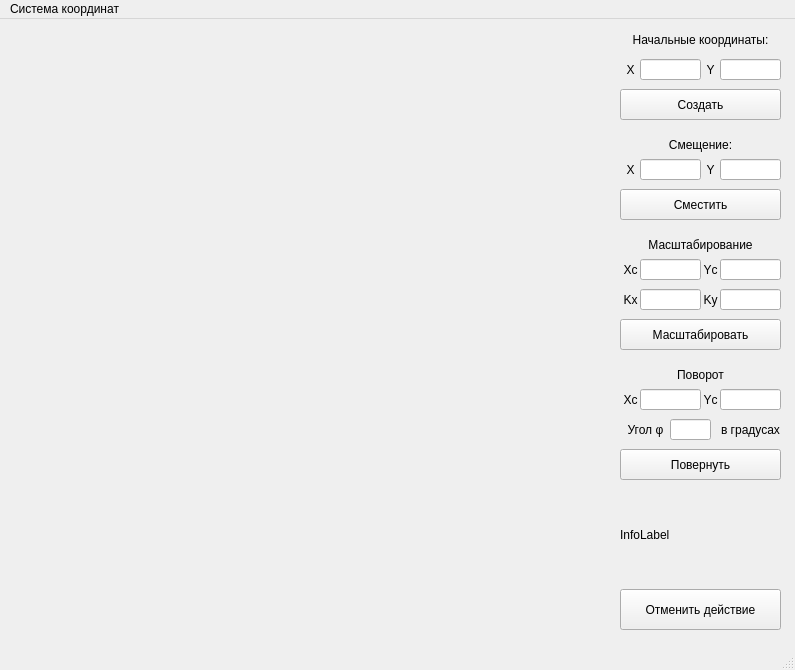
The window that lab2/mainwindow.ui (Inlucker/ComputerGraphics) describes before a commit, drawn with Qt 5.
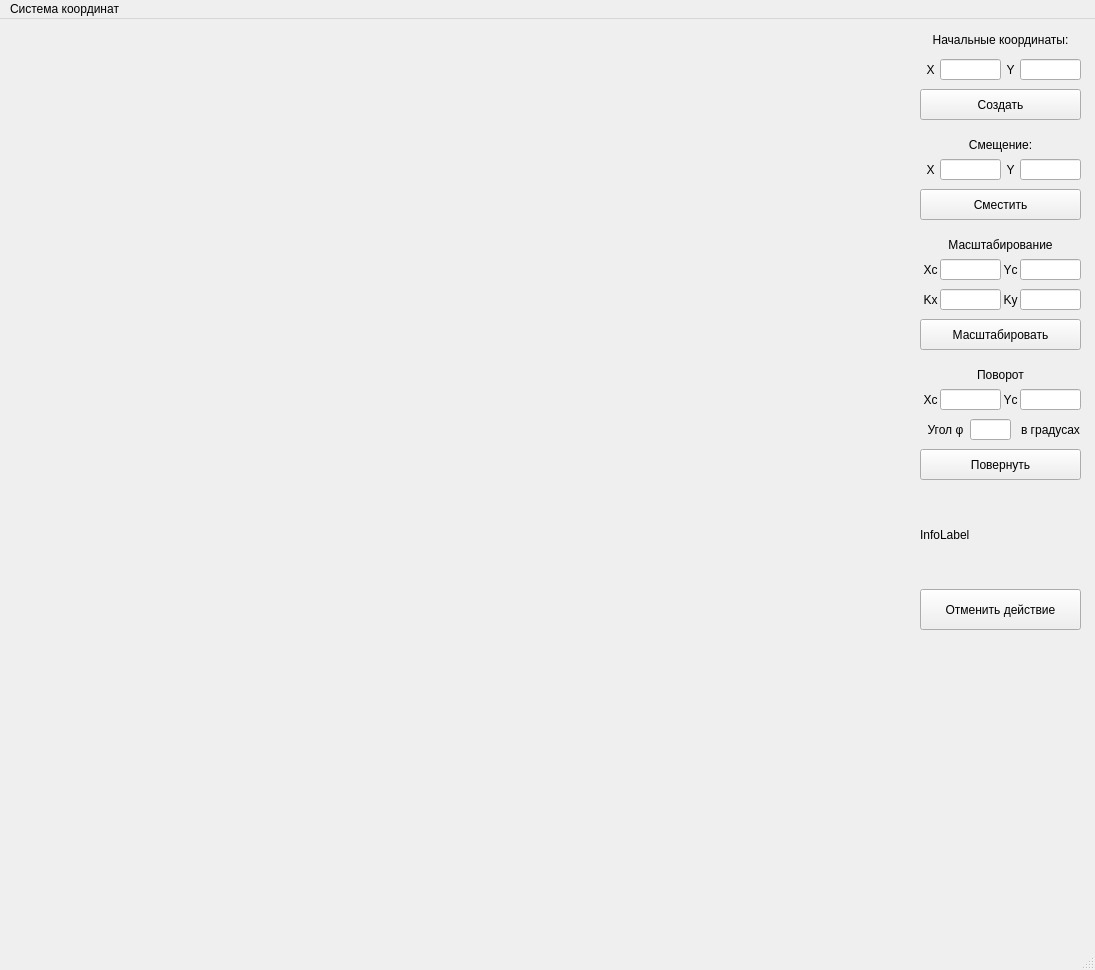
The same window after the commit.

Commit message: sized up ro have more space for transformations

```diff
--- a/lab2/mainwindow.ui
+++ b/lab2/mainwindow.ui
@@ -2,12 +2,15 @@
 <ui version="4.0">
  <class>MainWindow</class>
  <widget class="QMainWindow" name="MainWindow">
+  <property name="enabled">
+   <bool>true</bool>
+  </property>
   <property name="geometry">
    <rect>
     <x>0</x>
     <y>0</y>
-    <width>795</width>
-    <height>670</height>
+    <width>1095</width>
+    <height>970</height>
    </rect>
   </property>
   <property name="windowTitle">
@@ -19,8 +22,8 @@
      <rect>
       <x>10</x>
       <y>10</y>
-      <width>601</width>
-      <height>601</height>
+      <width>901</width>
+      <height>901</height>
      </rect>
     </property>
     <layout class="QGridLayout" name="gridLayout"/>
@@ -28,7 +31,7 @@
    <widget class="QLabel" name="start_coords_label">
     <property name="geometry">
      <rect>
-      <x>620</x>
+      <x>920</x>
       <y>10</y>
       <width>161</width>
       <height>21</height>
@@ -44,7 +47,7 @@
    <widget class="QLabel" name="x_start_label">
     <property name="geometry">
      <rect>
-      <x>620</x>
+      <x>920</x>
       <y>40</y>
       <width>21</width>
       <height>21</height>
@@ -60,7 +63,7 @@
    <widget class="QLabel" name="y_start_label">
     <property name="geometry">
      <rect>
-      <x>700</x>
+      <x>1000</x>
       <y>40</y>
       <width>21</width>
       <height>21</height>
@@ -76,7 +79,7 @@
    <widget class="QLineEdit" name="x_start">
     <property name="geometry">
      <rect>
-      <x>640</x>
+      <x>940</x>
       <y>40</y>
       <width>61</width>
       <height>21</height>
@@ -86,7 +89,7 @@
    <widget class="QLineEdit" name="y_start">
     <property name="geometry">
      <rect>
-      <x>720</x>
+      <x>1020</x>
       <y>40</y>
       <width>61</width>
       <height>21</height>
@@ -96,7 +99,7 @@
    <widget class="QPushButton" name="create_btn">
     <property name="geometry">
      <rect>
-      <x>620</x>
+      <x>920</x>
       <y>70</y>
       <width>161</width>
       <height>31</height>
@@ -109,7 +112,7 @@
    <widget class="QLabel" name="move_label">
     <property name="geometry">
      <rect>
-      <x>620</x>
+      <x>920</x>
       <y>116</y>
       <width>161</width>
       <height>20</height>
@@ -125,7 +128,7 @@
    <widget class="QLabel" name="x_move_label">
     <property name="geometry">
      <rect>
-      <x>620</x>
+      <x>920</x>
       <y>140</y>
       <width>21</width>
       <height>21</height>
@@ -141,7 +144,7 @@
    <widget class="QLineEdit" name="x_move">
     <property name="geometry">
      <rect>
-      <x>640</x>
+      <x>940</x>
       <y>140</y>
       <width>61</width>
       <height>21</height>
@@ -151,7 +154,7 @@
    <widget class="QLineEdit" name="y_move">
     <property name="geometry">
      <rect>
-      <x>720</x>
+      <x>1020</x>
       <y>140</y>
       <width>61</width>
       <height>21</height>
@@ -161,7 +164,7 @@
    <widget class="QPushButton" name="move_btn">
     <property name="geometry">
      <rect>
-      <x>620</x>
+      <x>920</x>
       <y>170</y>
       <width>161</width>
       <height>31</height>
@@ -174,7 +177,7 @@
    <widget class="QLabel" name="y_move_label">
     <property name="geometry">
      <rect>
-      <x>700</x>
+      <x>1000</x>
       <y>140</y>
       <width>21</width>
       <height>21</height>
@@ -190,7 +193,7 @@
    <widget class="QLabel" name="coords_label">
     <property name="geometry">
      <rect>
-      <x>620</x>
+      <x>920</x>
       <y>470</y>
       <width>161</width>
       <height>91</height>
@@ -203,7 +206,7 @@
    <widget class="QPushButton" name="change_size_btn">
     <property name="geometry">
      <rect>
-      <x>620</x>
+      <x>920</x>
       <y>300</y>
       <width>161</width>
       <height>31</height>
@@ -216,7 +219,7 @@
    <widget class="QLabel" name="y_size_label">
     <property name="geometry">
      <rect>
-      <x>700</x>
+      <x>1000</x>
       <y>270</y>
       <width>21</width>
       <height>21</height>
@@ -232,7 +235,7 @@
    <widget class="QLabel" name="size_label">
     <property name="geometry">
      <rect>
-      <x>620</x>
+      <x>920</x>
       <y>216</y>
       <width>161</width>
       <height>20</height>
@@ -248,7 +251,7 @@
    <widget class="QLineEdit" name="y_size">
     <property name="geometry">
      <rect>
-      <x>720</x>
+      <x>1020</x>
       <y>270</y>
       <width>61</width>
       <height>21</height>
@@ -258,7 +261,7 @@
    <widget class="QLabel" name="x_size_label">
     <property name="geometry">
      <rect>
-      <x>620</x>
+      <x>920</x>
       <y>270</y>
       <width>21</width>
       <height>21</height>
@@ -274,7 +277,7 @@
    <widget class="QLineEdit" name="x_size">
     <property name="geometry">
      <rect>
-      <x>640</x>
+      <x>940</x>
       <y>270</y>
       <width>61</width>
       <height>21</height>
@@ -284,7 +287,7 @@
    <widget class="QLineEdit" name="y_size_center">
     <property name="geometry">
      <rect>
-      <x>720</x>
+      <x>1020</x>
       <y>240</y>
       <width>61</width>
       <height>21</height>
@@ -294,7 +297,7 @@
    <widget class="QLabel" name="x_size_center_label">
     <property name="geometry">
      <rect>
-      <x>620</x>
+      <x>920</x>
       <y>240</y>
       <width>21</width>
       <height>21</height>
@@ -310,7 +313,7 @@
    <widget class="QLineEdit" name="x_size_center">
     <property name="geometry">
      <rect>
-      <x>640</x>
+      <x>940</x>
       <y>240</y>
       <width>61</width>
       <height>21</height>
@@ -320,7 +323,7 @@
    <widget class="QLabel" name="y_size_center_label">
     <property name="geometry">
      <rect>
-      <x>700</x>
+      <x>1000</x>
       <y>240</y>
       <width>21</width>
       <height>21</height>
@@ -336,7 +339,7 @@
    <widget class="QLineEdit" name="y_rotate_center">
     <property name="geometry">
      <rect>
-      <x>720</x>
+      <x>1020</x>
       <y>370</y>
       <width>61</width>
       <height>21</height>
@@ -346,7 +349,7 @@
    <widget class="QLabel" name="y_rotate_center_label">
     <property name="geometry">
      <rect>
-      <x>700</x>
+      <x>1000</x>
       <y>370</y>
       <width>21</width>
       <height>21</height>
@@ -362,7 +365,7 @@
    <widget class="QLabel" name="rotate_label">
     <property name="geometry">
      <rect>
-      <x>620</x>
+      <x>920</x>
       <y>346</y>
       <width>161</width>
       <height>20</height>
@@ -378,7 +381,7 @@
    <widget class="QLineEdit" name="x_rotate_center">
     <property name="geometry">
      <rect>
-      <x>640</x>
+      <x>940</x>
       <y>370</y>
       <width>61</width>
       <height>21</height>
@@ -388,7 +391,7 @@
    <widget class="QPushButton" name="rotate_btn">
     <property name="geometry">
      <rect>
-      <x>620</x>
+      <x>920</x>
       <y>430</y>
       <width>161</width>
       <height>31</height>
@@ -401,7 +404,7 @@
    <widget class="QLabel" name="rotate_angle_label">
     <property name="geometry">
      <rect>
-      <x>620</x>
+      <x>920</x>
       <y>400</y>
       <width>51</width>
       <height>21</height>
@@ -417,7 +420,7 @@
    <widget class="QLabel" name="x_rotate_center_label">
     <property name="geometry">
      <rect>
-      <x>620</x>
+      <x>920</x>
       <y>370</y>
       <width>21</width>
       <height>21</height>
@@ -433,7 +436,7 @@
    <widget class="QLineEdit" name="rotate_angle">
     <property name="geometry">
      <rect>
-      <x>670</x>
+      <x>970</x>
       <y>400</y>
       <width>41</width>
       <height>21</height>
@@ -443,7 +446,7 @@
    <widget class="QLabel" name="in_degrees_label">
     <property name="geometry">
      <rect>
-      <x>720</x>
+      <x>1020</x>
       <y>400</y>
       <width>61</width>
       <height>21</height>
@@ -459,7 +462,7 @@
    <widget class="QPushButton" name="pushButton">
     <property name="geometry">
      <rect>
-      <x>620</x>
+      <x>920</x>
       <y>570</y>
       <width>161</width>
       <height>41</height>
@@ -475,7 +478,7 @@
     <rect>
      <x>0</x>
      <y>0</y>
-     <width>795</width>
+     <width>1095</width>
      <height>20</height>
     </rect>
    </property>
```
The commit also changes 1 other file.
